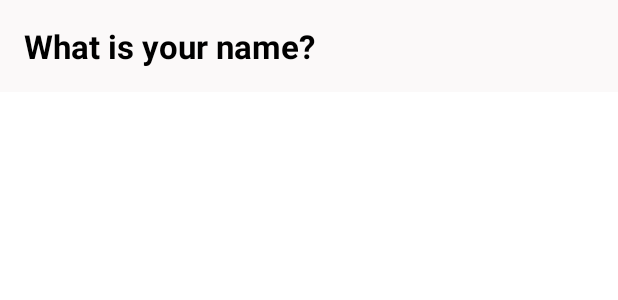
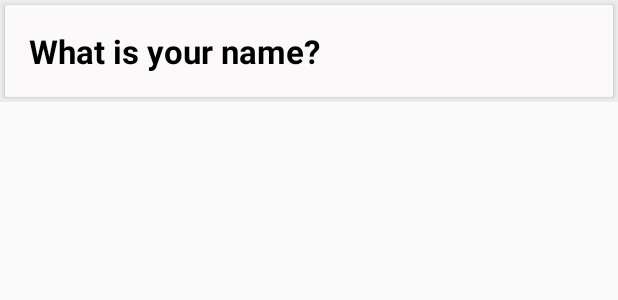
Before and after one commit to ahsanulSowmik/Survey_App_-v2Ltd-, an Android app: the layout list_each_questions.xml on its own in the app's theme, with its tools: preview values and no code run, on a phone screen of 412 x 824 dp. Shown: the top 300 px of the screen. Run offline under Robolectric (Android 15) with nearby library versions, the phone set to English and light mode, and no system bars.

Commit message:
#Add splash and edit design question view.

```diff
--- a/app/src/main/AndroidManifest.xml
+++ b/app/src/main/AndroidManifest.xml
@@ -21,7 +21,7 @@
             android:name=".view.QuestionsActivity"
             android:exported="false" />
         <activity
-            android:name=".MainActivity"
+            android:name=".SPActivity"
             android:exported="true">
             <intent-filter>
                 <action android:name="android.intent.action.MAIN" />
@@ -29,6 +29,10 @@
                 <category android:name="android.intent.category.LAUNCHER" />
             </intent-filter>
         </activity>
+        <activity
+            android:name=".MainActivity"
+            android:exported="true">
+        </activity>
     </application>
 
 </manifest>
--- a/app/src/main/res/layout/list_each_questions.xml
+++ b/app/src/main/res/layout/list_each_questions.xml
@@ -3,8 +3,15 @@
     xmlns:app="http://schemas.android.com/apk/res-auto"
     xmlns:tools="http://schemas.android.com/tools"
     android:layout_width="match_parent"
-    android:layout_height="wrap_content">
+    android:layout_height="wrap_content"
+    android:background="#ededed">
 
+
+    <androidx.cardview.widget.CardView
+        android:layout_width="match_parent"
+        android:layout_height="wrap_content"
+        android:layout_margin="3dp"
+        app:shapeAppearanceOverlay="@style/ShapeAppearanceOverlay.CardView">
 
         <LinearLayout
             android:layout_width="match_parent"
@@ -98,5 +105,9 @@
 
         </LinearLayout>
 
+    </androidx.cardview.widget.CardView>
+
+
+
 
 </RelativeLayout>
--- a/app/src/main/res/layout/multiple_choice_view.xml
+++ b/app/src/main/res/layout/multiple_choice_view.xml
@@ -38,7 +38,7 @@
         <TextView
             android:id="@+id/answerTextView"
             android:layout_width="match_parent"
-            android:layout_height="match_parent"
+            android:layout_height="wrap_content"
             android:layout_alignParentEnd="true"
             android:layout_alignParentRight="true"
             android:layout_marginEnd="0dp"
--- a/app/src/main/res/values/strings.xml
+++ b/app/src/main/res/values/strings.xml
@@ -1,3 +1,3 @@
 <resources>
-    <string name="app_name">Survey App (v2Ltd)</string>
+    <string name="app_name">Survey App</string>
 </resources>
--- a/app/src/main/res/values/themes.xml
+++ b/app/src/main/res/values/themes.xml
@@ -1,6 +1,6 @@
 <resources xmlns:tools="http://schemas.android.com/tools">
     <!-- Base application theme. -->
-    <style name="Theme.SurveyAppv2Ltd" parent="Theme.MaterialComponents.DayNight.DarkActionBar">
+    <style name="Theme.SurveyAppv2Ltd" parent="Theme.AppCompat.Light.NoActionBar">
         <!-- Primary brand color. -->
         <item name="colorPrimary">@color/purple_500</item>
         <item name="colorPrimaryVariant">@color/purple_700</item>
@@ -13,4 +13,13 @@
         <item name="android:statusBarColor" tools:targetApi="l">?attr/colorPrimaryVariant</item>
         <!-- Customize your theme here. -->
     </style>
+
+    <style name="ShapeAppearanceOverlay.CardView" parent="">
+        <item name="cornerFamilyBottomLeft">rounded</item>
+        <item name="cornerFamilyBottomRight">rounded</item>
+        <item name="cornerSizeBottomLeft">45%</item>
+        <item name="cornerSizeBottomRight">45%</item>
+    </style>
+
+<!--    <style name="AppTheme" parent="Theme.AppCompat.Light.NoActionBar" />-->
 </resources>
```
Also changed, not shown: app/build.gradle (+8 -0 lines), app/src/main/java/com/example/surveyappv2ltd/SPActivity.java (added, +28 -0 lines), app/src/main/java/com/example/surveyappv2ltd/adapter/OptionAdapter.java (+18 -0 lines), app/src/main/res/layout/activity_questions.xml (+11 -8 lines), app/src/main/res/layout/activity_spactivity.xml (added, +27 -0 lines). Lines whose indentation alone changed are shown as unchanged.
